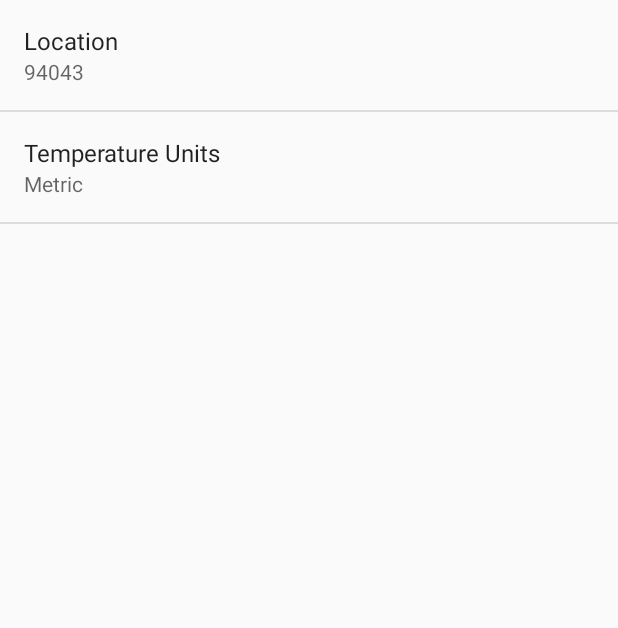
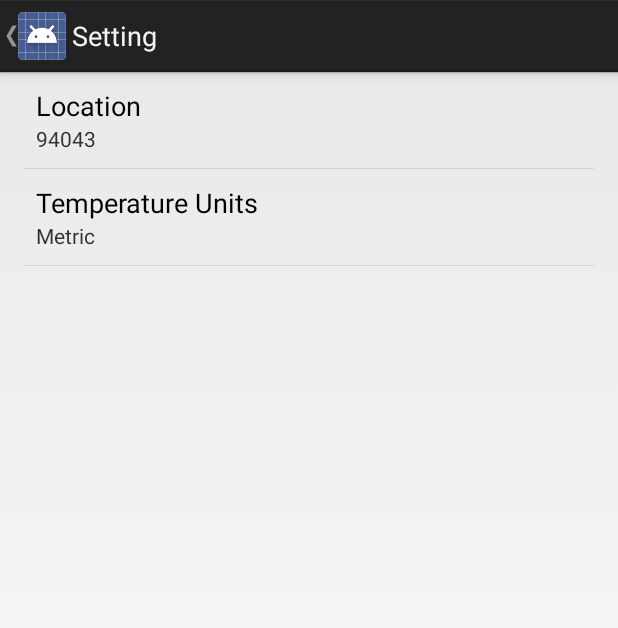
Before and after one commit to smasini/Sunshine, an Android app: the screen it shows after launch (SettingsActivity), in the options menu, after a tap on "Settings", on a phone screen of 412 x 824 dp. Shown: the top 628 px of the screen. Run offline under Robolectric (Android 15) with nearby library versions, the phone set to English and light mode, and no system bars.

Commit message:
bugfix action bar setting activity

```diff
--- a/app/src/main/AndroidManifest.xml
+++ b/app/src/main/AndroidManifest.xml
@@ -29,7 +29,8 @@
         <activity
             android:name=".SettingsActivity"
             android:label="@string/title_activity_settings"
-            android:parentActivityName=".MainActivity">
+            android:theme="@style/SettingTheme"
+            android:parentActivityName=".MainActivity" >
             <meta-data
                 android:name="android.support.PARENT_ACTIVITY"
                 android:value="app.nanodegree.masini.simone.sunshine.MainActivity" />
--- a/app/src/main/java/app/nanodegree/masini/simone/sunshine/ForecastFragment.java
+++ b/app/src/main/java/app/nanodegree/masini/simone/sunshine/ForecastFragment.java
@@ -104,7 +104,7 @@ public  class ForecastFragment extends Fragment {
 
     public void updateWeather() {
         SharedPreferences sharedPreferences = PreferenceManager.getDefaultSharedPreferences(getActivity());
-        String zipCode = sharedPreferences.getString(getString(R.string.setting_location_key), getString(R.string.setting_location_default));
+        String zipCode = sharedPreferences.getString(getString(R.string.pref_location_key), getString(R.string.pref_location_default));
         new FetchWeatherTask().execute(zipCode);
     }
 
@@ -124,11 +124,11 @@ public  class ForecastFragment extends Fragment {
     private String formatHighLows(double high, double low) {
         // For presentation, assume the user doesn't care about tenths of a degree.
         SharedPreferences sharedPreferences = PreferenceManager.getDefaultSharedPreferences(getActivity());
-        String unitType = sharedPreferences.getString(getString(R.string.pref_units_key),getString(R.string.pref_unit_metrics));
+        String unitType = sharedPreferences.getString(getString(R.string.pref_units_key),getString(R.string.pref_units_metric));
         if(unitType.equals(getString(R.string.pref_unit_imperial))) {
             high = (high*1.8)+32;
             low = (low*1.8)+32;
-        }else if(!unitType.equals(getString(R.string.pref_unit_metrics)))
+        }else if(!unitType.equals(getString(R.string.pref_units_metric)))
         {
             Log.d(LOG_TAG,"Unit Type not found");
         }
--- a/app/src/main/java/app/nanodegree/masini/simone/sunshine/MainActivity.java
+++ b/app/src/main/java/app/nanodegree/masini/simone/sunshine/MainActivity.java
@@ -53,7 +53,7 @@ public class MainActivity extends ActionBarActivity {
 
     public void openPreferredLocationInMap() {
         SharedPreferences sharedPreferences = PreferenceManager.getDefaultSharedPreferences(this);
-        String location = sharedPreferences.getString(getString(R.string.setting_location_key), getString(R.string.setting_location_default));
+        String location = sharedPreferences.getString(getString(R.string.pref_location_key), getString(R.string.pref_location_default));
         Uri geoLocation = Uri.parse("geo:0,0?").buildUpon()
                 .appendQueryParameter("q", location)
                 .build();
--- a/app/src/main/java/app/nanodegree/masini/simone/sunshine/SettingsActivity.java
+++ b/app/src/main/java/app/nanodegree/masini/simone/sunshine/SettingsActivity.java
@@ -21,7 +21,7 @@ public class SettingsActivity extends PreferenceActivity
     public void onCreate(Bundle savedInstanceState) {
         super.onCreate(savedInstanceState);
         addPreferencesFromResource(R.xml.pref_general);
-        bindPreferenceSummaryToValue(findPreference(getString(R.string.setting_location_key)));
+        bindPreferenceSummaryToValue(findPreference(getString(R.string.pref_location_key)));
         bindPreferenceSummaryToValue(findPreference(getString(R.string.pref_units_key)));
 
     }
--- a/app/src/main/res/layout/fragment_detail.xml
+++ b/app/src/main/res/layout/fragment_detail.xml
@@ -6,7 +6,8 @@
     android:paddingBottom="@dimen/activity_vertical_margin"
     tools:context="app.nanodegree.masini.simone.sunshine.DetailActivity.DetailFragment">
 
-    <TextView android:text="@string/hello_world" android:layout_width="wrap_content"
+    <TextView
+        android:layout_width="wrap_content"
         android:layout_height="wrap_content"
         android:id="@+id/detail_text" />
 
--- a/app/src/main/res/values/arrays.xml
+++ b/app/src/main/res/values/arrays.xml
@@ -7,7 +7,7 @@
     </string-array>
 
     <string-array name="pref_units_values">
-        <item>@string/pref_unit_metrics</item>
+        <item>@string/pref_units_metric</item>
         <item>@string/pref_unit_imperial</item>
     </string-array>
 
--- a/app/src/main/res/values/strings.xml
+++ b/app/src/main/res/values/strings.xml
@@ -2,18 +2,18 @@
 <resources>
 
     <string name="app_name">Sunshine</string>
-    <string name="hello_world">Hello world!</string>
     <string name="action_settings">Settings</string>
     <string name="title_activity_detail">Detail</string>
-    <string name="setting_location_title">Location</string>
-    <string name="setting_location_default">94043</string>
-    <string name="setting_location_key">location</string>
-    <string name="pref_unit_label">Temperature Units</string>
+    <string name="pref_location_label">Location</string>
+    <string name="pref_location_default">94043</string>
+    <string name="pref_location_key">location</string>
+    <string name="pref_units_label">Temperature Units</string>
     <string name="pref_units_key">temperature</string>
-    <string name="pref_unit_metrics">metric</string>
+    <string name="pref_units_metric">metric</string>
     <string name="pref_unit_imperial">imperial</string>
     <string name="pref_units_label_metric">Metric</string>
     <string name="pref_units_label_imperial">Imperial</string>
     <string name="action_map">Map Location</string>
     <string name="action_share">Share</string>
+    <string name="title_activity_settings">Setting</string>
 </resources>
--- a/app/src/main/res/values/styles.xml
+++ b/app/src/main/res/values/styles.xml
@@ -5,4 +5,8 @@
         <!-- Customize your theme here. -->
     </style>
 
+    <style name="SettingTheme" parent="android:Theme.Holo.Light.DarkActionBar">
+        <!-- Customize your theme here. -->
+    </style>
+
 </resources>
--- a/app/src/main/res/xml/pref_general.xml
+++ b/app/src/main/res/xml/pref_general.xml
@@ -1,20 +1,18 @@
-<?xml version="1.0" encoding="utf-8"?>
-<PreferenceScreen xmlns:android="http://schemas.android.com/apk/res/android"
-    >
+<PreferenceScreen xmlns:android="http://schemas.android.com/apk/res/android">
 
-    <EditTextPreference
-        android:key="@string/setting_location_key"
-        android:title="@string/setting_location_title"
-        android:defaultValue="@string/setting_location_default"
-        android:inputType="text"
-        android:singleLine="true"
-        />
+        <EditTextPreference
+            android:title="@string/pref_location_label"
+            android:key="@string/pref_location_key"
+            android:defaultValue="@string/pref_location_default"
+            android:inputType="text"
+            android:singleLine="true" />
 
-    <ListPreference
-        android:title="@string/pref_unit_label"
-        android:key="@string/pref_units_key"
-        android:defaultValue="@string/pref_unit_metrics"
-        android:entryValues="@array/pref_units_values"
-        android:entries="@array/pref_units_options"
-        />
+        <ListPreference
+            android:title="@string/pref_units_label"
+            android:key="@string/pref_units_key"
+            android:defaultValue="@string/pref_units_metric"
+            android:entryValues="@array/pref_units_values"
+            android:entries="@array/pref_units_options" />
+
+
 </PreferenceScreen>
```
Also changed, not shown: app/src/main/res/values/strings_activity_settings.xml (deleted, +0 -61 lines).
